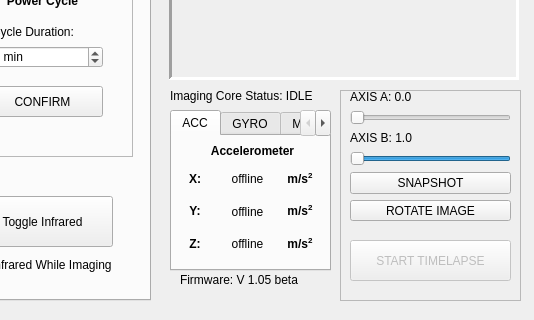
The window that _ui/Clinostat.ui (CoCl-Jerry/SciSpin_Max_Dev) describes before a commit, drawn with Qt 5; both pictures show x 490 to 1024 and y 280 to 600 of the 1024 by 600 pixel window.
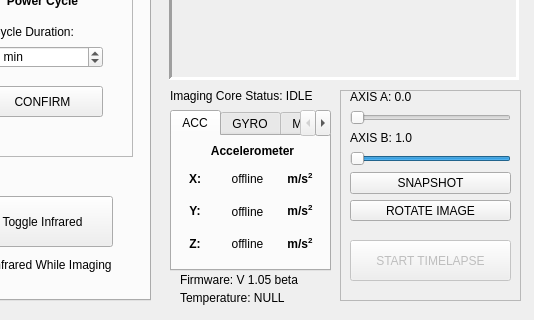
The same window after the commit. Icons and pictures are not drawn.

```diff
--- a/_ui/Clinostat.ui
+++ b/_ui/Clinostat.ui
@@ -1907,6 +1907,19 @@
      </property>
     </widget>
    </widget>
+   <widget class="QLabel" name="temp_label">
+    <property name="geometry">
+     <rect>
+      <x>670</x>
+      <y>570</y>
+      <width>121</width>
+      <height>16</height>
+     </rect>
+    </property>
+    <property name="text">
+     <string>Temperature: NULL</string>
+    </property>
+   </widget>
   </widget>
   <action name="actionOpen_Directory">
    <property name="enabled">
```
